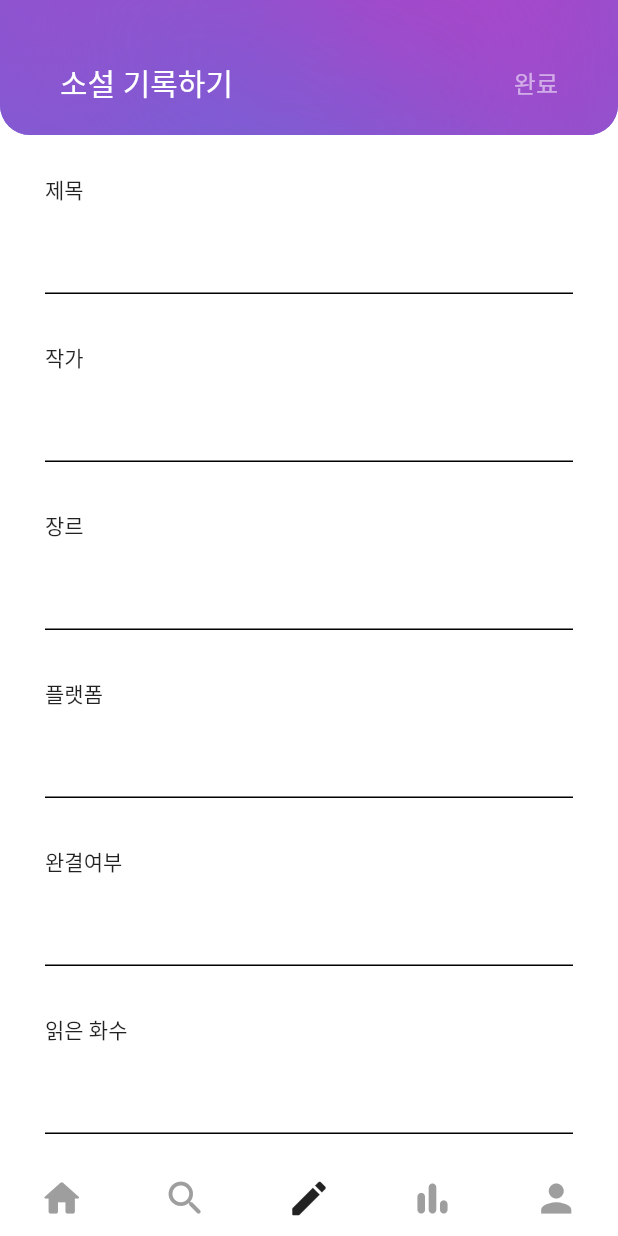
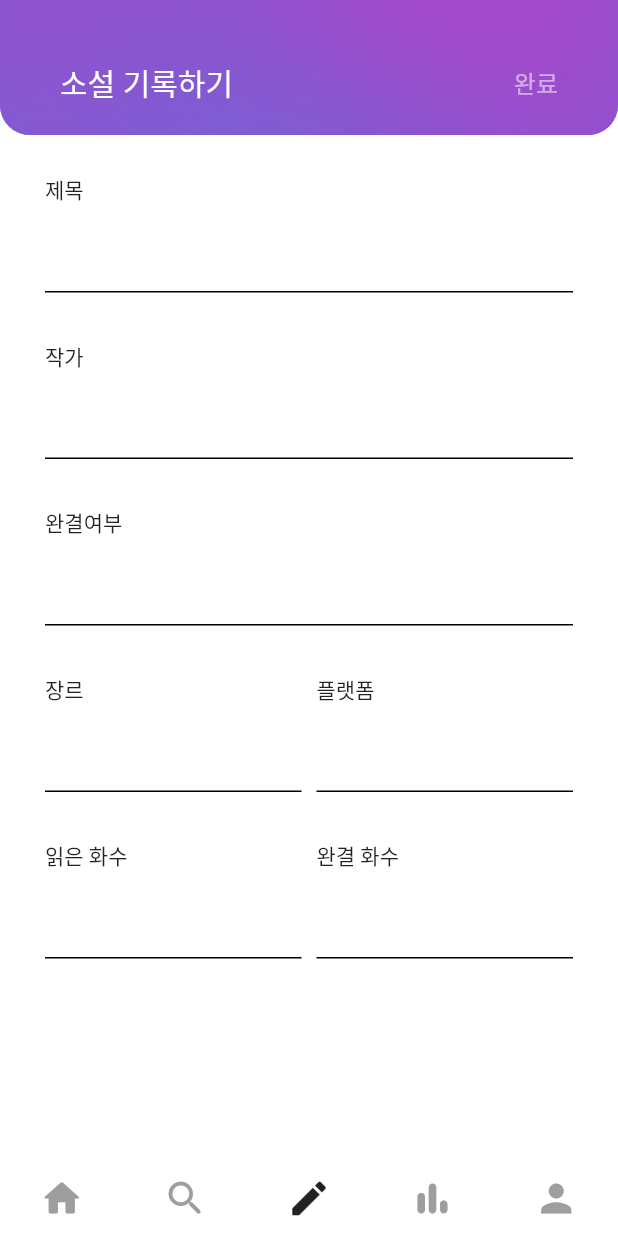
Before and after one commit to soyeon-noh/About, a Flutter app: the screen it shows after launch, item 3 of the bottom bar chosen, on a phone screen of 412 x 824 dp. Run offline on Flutter 3.47's test engine with Material 2 defaults, Android fonts, the light colour scheme and no system bars; our stand-ins replace syncfusion_flutter_charts; Roboto replaces fonts that are missing (Noto).

Commit message:
textfleid 수정

```diff
--- a/lib/screens/create_screen.dart
+++ b/lib/screens/create_screen.dart
@@ -49,27 +49,45 @@ class CreateScreen extends StatelessWidget {
               child: Padding(
                 padding: const EdgeInsets.symmetric(horizontal: 30.0),
                 child: Column(
-                  children: const [
-                    MyTextField(
+                  children: [
+                    const MyTextField(
                       label: '제목',
                     ),
-                    MyTextField(
+                    const MyTextField(
                       label: '작가',
                     ),
-                    MyTextField(
-                      label: '장르',
-                    ),
-                    MyTextField(
-                      label: '플랫폼',
-                    ),
-                    MyTextField(
+                    const MyTextField(
                       label: '완결여부',
                     ),
-                    MyTextField(
-                      label: '읽은 화수',
+                    Row(
+                      children: const [
+                        Expanded(
+                          child: MyTextField(
+                            label: '장르',
+                          ),
+                        ),
+                        SizedBox(width: 10),
+                        Expanded(
+                          child: MyTextField(
+                            label: '플랫폼',
+                          ),
+                        ),
+                      ],
                     ),
-                    MyTextField(
-                      label: '완결 화수',
+                    Row(
+                      children: const [
+                        Expanded(
+                          child: MyTextField(
+                            label: '읽은 화수',
+                          ),
+                        ),
+                        SizedBox(width: 10),
+                        Expanded(
+                          child: MyTextField(
+                            label: '완결 화수',
+                          ),
+                        ),
+                      ],
                     ),
                   ],
                 ),
--- a/lib/widgets/my_text_field_widget.dart
+++ b/lib/widgets/my_text_field_widget.dart
@@ -7,22 +7,25 @@ class MyTextField extends StatelessWidget {
     required this.label,
   });
 
-  final pink = const Color(0xFFFACCCC);
-  final grey = const Color(0xFFF2F2F7);
-
   @override
   Widget build(BuildContext context) {
+    final purple = Theme.of(context).primaryColor;
+    const grey = Colors.black12;
+
     return Padding(
       padding: const EdgeInsets.symmetric(vertical: 16.0),
       child: Column(
         children: [
-          Row(
+          Padding(
+            padding: const EdgeInsets.only(bottom: 10.0),
+            child: Row(
               children: [
                 Text(
                   label,
                   style: const TextStyle(fontSize: 14),
                 ),
               ],
+            ),
           ),
           TextFormField(
             cursorColor: Theme.of(context).primaryColor,
@@ -32,13 +35,16 @@ class MyTextField extends StatelessWidget {
               hintStyle: const TextStyle(
                 fontSize: 14,
               ),
-              focusColor: pink,
-              focusedBorder: _border(pink),
+              focusColor: purple,
+              focusedBorder: _border(purple),
               border: _border(grey),
               enabledBorder: const UnderlineInputBorder(),
 
               // hintText: '제목',
-              contentPadding: const EdgeInsets.symmetric(vertical: 20),
+              contentPadding: const EdgeInsets.symmetric(
+                vertical: 10,
+                horizontal: 10,
+              ),
             ),
             onSaved: (val) {},
             validator: (val) {
--- a/pubspec.yaml
+++ b/pubspec.yaml
@@ -36,6 +36,7 @@ dependencies:
   # The following adds the Cupertino Icons font to your application.
   # Use with the CupertinoIcons class for iOS style icons.
   cupertino_icons: ^1.0.2
+  syncfusion_flutter_charts: ^20.4.51
 
 dev_dependencies:
   flutter_test:
```
Also changed, not shown: lib/screens/chart_screen.dart (+56 -4 lines), lib/screens/search_screen.dart (+54 -5 lines), pubspec.lock, 3 other files. Lines whose indentation alone changed are shown as unchanged.
